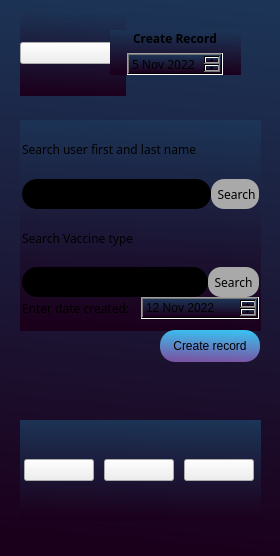
First picture: the form in MyCovidRecord/createrecord.ui, repository gagabon501/cs106-2, before the edit.
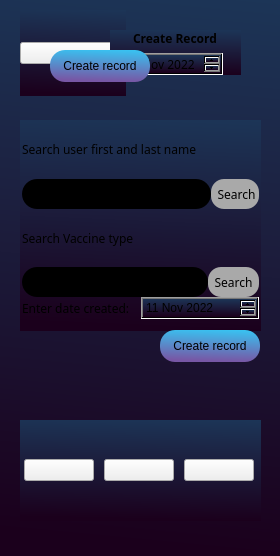
Second picture: the form after the edit. Icons and pictures are not drawn.

The edit to the form file:
```diff
--- a/MyCovidRecord/createrecord.ui
+++ b/MyCovidRecord/createrecord.ui
@@ -388,12 +388,12 @@
         <widget class="QDateEdit" name="dateEdit_2">
          <property name="dateTime">
           <datetime>
-           <hour>11</hour>
+           <hour>22</hour>
            <minute>0</minute>
            <second>0</second>
            <year>2022</year>
            <month>11</month>
-           <day>12</day>
+           <day>11</day>
           </datetime>
          </property>
          <property name="maximumTime">
@@ -426,6 +426,23 @@
      <string>Create record</string>
     </property>
    </widget>
+   <widget class="QPushButton" name="createRecord_2">
+    <property name="geometry">
+     <rect>
+      <x>50</x>
+      <y>50</y>
+      <width>100</width>
+      <height>32</height>
+     </rect>
+    </property>
+    <property name="styleSheet">
+     <string notr="true">border-radius: 15px;
+background-color: qlineargradient(spread:pad, x1:0.9, y1:1, x2:1, y2:0, stop:0 rgb(119, 87, 165), stop:1 rgb(55, 197, 243));</string>
+    </property>
+    <property name="text">
+     <string>Create record</string>
+    </property>
+   </widget>
   </widget>
  </widget>
  <resources>
```
